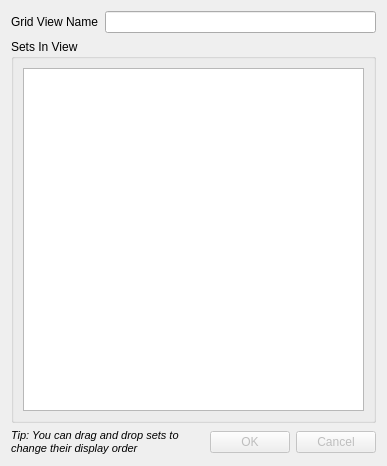
The window that ui/gridviewdialog.ui (Dwarf-Therapist/Dwarf-Therapist) describes before a commit, drawn with Qt 5.
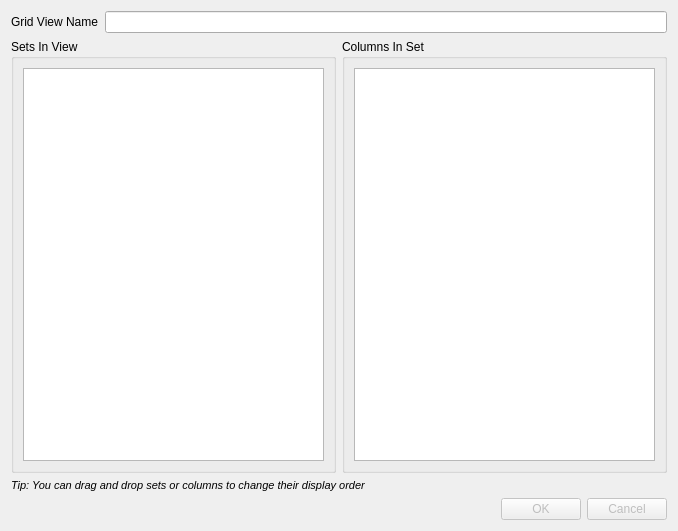
The same window after the commit. Icons and pictures are not drawn. Custom widgets are drawn as their Qt base class.

Commit message: * more work combining sets and views editing. Still not done.

Patch:
```diff
--- a/ui/gridviewdialog.ui
+++ b/ui/gridviewdialog.ui
@@ -6,8 +6,8 @@
    <rect>
     <x>0</x>
     <y>0</y>
-    <width>387</width>
-    <height>466</height>
+    <width>678</width>
+    <height>531</height>
    </rect>
   </property>
   <property name="windowTitle">
@@ -17,7 +17,7 @@
    <iconset resource="../images.qrc">
     <normaloff>:/img/table.png</normaloff>:/img/table.png</iconset>
   </property>
-  <layout class="QVBoxLayout" name="verticalLayout_2">
+  <layout class="QVBoxLayout" name="verticalLayout_3">
    <item>
     <layout class="QHBoxLayout" name="horizontalLayout">
      <item>
@@ -33,29 +33,52 @@
     </layout>
    </item>
    <item>
+    <layout class="QVBoxLayout" name="vbox">
+     <item>
+      <layout class="QHBoxLayout" name="horizontalLayout_2">
+       <item>
     <widget class="QGroupBox" name="groupBox">
      <property name="title">
       <string>Sets In View</string>
      </property>
      <layout class="QVBoxLayout" name="verticalLayout">
       <item>
-       <widget class="ViewManagerTreeView" name="tree">
-        <property name="showDropIndicator" stdset="0">
+           <widget class="QListView" name="list_sets">
+            <property name="contextMenuPolicy">
+             <enum>Qt::CustomContextMenu</enum>
+            </property>
+            <property name="editTriggers">
+             <set>QAbstractItemView::NoEditTriggers</set>
+            </property>
+            <property name="dragEnabled">
          <bool>false</bool>
         </property>
-        <property name="indentation">
-         <number>10</number>
-        </property>
-        <property name="uniformRowHeights">
-         <bool>true</bool>
-        </property>
-        <property name="animated">
-         <bool>true</bool>
-        </property>
-        <property name="allColumnsShowFocus">
-         <bool>true</bool>
-        </property>
-        <property name="headerHidden">
+            <property name="dragDropOverwriteMode">
+             <bool>false</bool>
+            </property>
+            <property name="dragDropMode">
+             <enum>QAbstractItemView::InternalMove</enum>
+            </property>
+           </widget>
+          </item>
+         </layout>
+        </widget>
+       </item>
+       <item>
+        <widget class="QGroupBox" name="groupBox_2">
+         <property name="title">
+          <string>Columns In Set</string>
+         </property>
+         <layout class="QVBoxLayout" name="verticalLayout_2">
+          <item>
+           <widget class="QListView" name="list_columns">
+            <property name="contextMenuPolicy">
+             <enum>Qt::CustomContextMenu</enum>
+            </property>
+            <property name="editTriggers">
+             <set>QAbstractItemView::NoEditTriggers</set>
+            </property>
+            <property name="dragEnabled">
          <bool>true</bool>
         </property>
        </widget>
@@ -63,8 +86,8 @@
      </layout>
     </widget>
    </item>
-   <item>
-    <layout class="QHBoxLayout" name="horizontalLayout_2">
+      </layout>
+     </item>
      <item>
       <widget class="QLabel" name="label_4">
        <property name="font">
@@ -75,7 +98,7 @@
         </font>
        </property>
        <property name="text">
-        <string>Tip: You can drag and drop sets to change their display order</string>
+        <string>Tip: You can drag and drop sets or columns to change their display order</string>
        </property>
        <property name="textFormat">
         <enum>Qt::PlainText</enum>
@@ -85,18 +108,7 @@
        </property>
       </widget>
      </item>
-     <item>
-      <spacer name="horizontalSpacer">
-       <property name="orientation">
-        <enum>Qt::Horizontal</enum>
-       </property>
-       <property name="sizeHint" stdset="0">
-        <size>
-         <width>40</width>
-         <height>20</height>
-        </size>
-       </property>
-      </spacer>
+    </layout>
      </item>
      <item>
       <widget class="QDialogButtonBox" name="buttonBox">
@@ -112,16 +124,7 @@
       </widget>
      </item>
     </layout>
-   </item>
-  </layout>
  </widget>
- <customwidgets>
-  <customwidget>
-   <class>ViewManagerTreeView</class>
-   <extends>QTreeView</extends>
-   <header>gridviewdialog.h</header>
-  </customwidget>
- </customwidgets>
  <resources>
   <include location="../images.qrc"/>
  </resources>
```
Left out of the diff: 14 changed lines with no effect on the pictures. Lines whose indentation alone changed are shown as unchanged. The commit also changes 3 other files.
